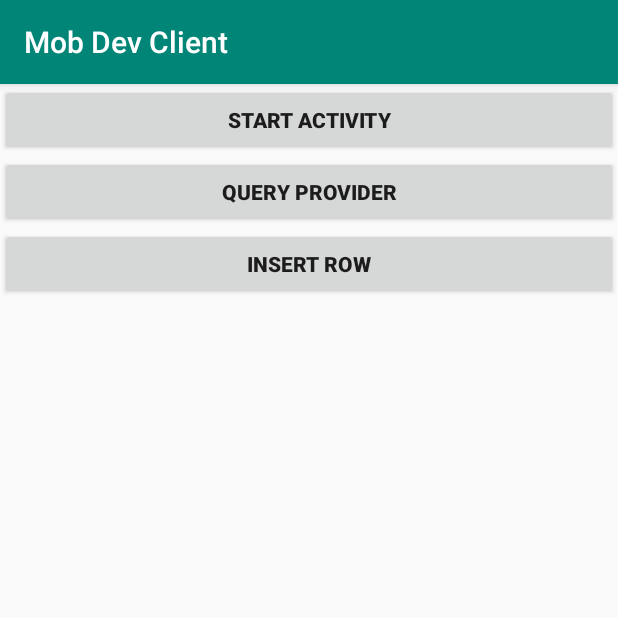
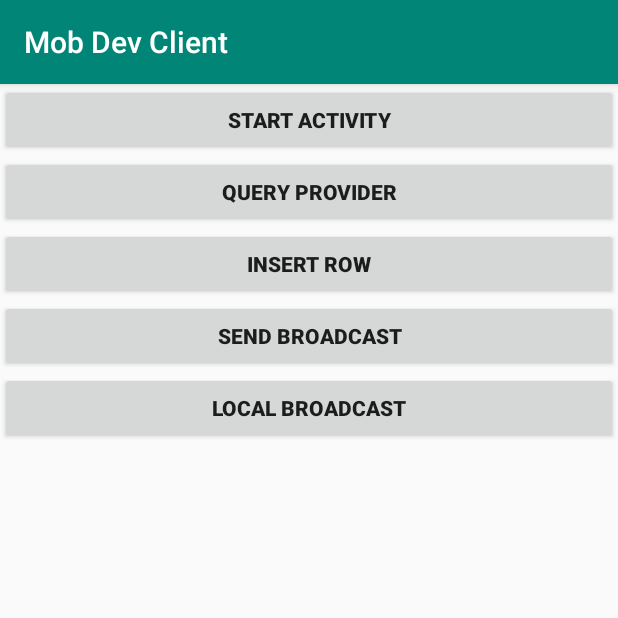
Before and after one commit to ysminskmd/MDS2019-Security, an Android app: the screen it shows after launch (MainActivity), after a tap on "START ACTIVITY", on a phone screen of 412 x 824 dp, the top half of it. Run offline under Robolectric (Android 15) with nearby library versions, the phone set to English and light mode, and no system bars; libraries missing offline, so code that uses them is left out: com.yandex.academy.

Commit message:
trigger service receiver from client

```diff
--- a/client/src/main/AndroidManifest.xml
+++ b/client/src/main/AndroidManifest.xml
@@ -6,6 +6,10 @@
     <uses-permission android:name="com.yandex.academy.mobdev.service.activity" />
     <uses-permission android:name="com.yandex.academy.mobdev.service.provider.read" />
     <uses-permission android:name="com.yandex.academy.mobdev.service.provider.write" />
+    <uses-permission android:name="com.yandex.academy.mobdev.service.receiver" />
+
+    <permission android:name="com.yandex.academy.mobdev.client.receiver"
+                android:protectionLevel="signature" />
 
     <application android:allowBackup="true"
                  android:icon="@mipmap/ic_launcher"
--- a/client/src/main/java/com/yandex/academy/mobdev/client/MainActivity.kt
+++ b/client/src/main/java/com/yandex/academy/mobdev/client/MainActivity.kt
@@ -1,12 +1,18 @@
 package com.yandex.academy.mobdev.client
 
-import android.content.ComponentName
 import android.content.ContentValues
 import android.content.Intent
+import android.content.IntentFilter
 import android.net.Uri
 import android.os.Bundle
+import android.support.v4.content.LocalBroadcastManager
 import android.support.v7.app.AppCompatActivity
 import kotlinx.android.synthetic.main.activity_main.*
+
+private const val SERVICE_ID = "com.yandex.academy.mobdev.service"
+private const val SERVICE_PACKAGE = "com.yandex.academy.mobdev.service"
+
+private const val RECEIVER_ACTION = "com.yandex.academy.mobdev.client.receiver"
 
 class MainActivity : AppCompatActivity() {
 
@@ -20,11 +26,11 @@ class MainActivity : AppCompatActivity() {
         val adapter = MainAdapter(this, null)
         list.adapter = adapter
 
+        val manager = LocalBroadcastManager.getInstance(this)
+        manager.registerReceiver(MainReceiver(), IntentFilter(RECEIVER_ACTION))
+
         activity.setOnClickListener {
-            startActivity(Intent().setComponent(ComponentName(
-                "com.yandex.academy.mobdev.service",
-                "com.yandex.academy.mobdev.service.MainActivity"
-            )))
+            startActivity(Intent().setClassName(SERVICE_ID, "$SERVICE_PACKAGE.MainActivity"))
         }
 
         query.setOnClickListener {
@@ -35,5 +41,14 @@ class MainActivity : AppCompatActivity() {
         insert.setOnClickListener {
             contentResolver.insert(providerUri, ContentValues())
         }
+
+        send.setOnClickListener {
+            val intent = Intent().setClassName(SERVICE_ID, "$SERVICE_PACKAGE.MainReceiver")
+            sendBroadcast(intent, "com.yandex.academy.mobdev.client.receiver")
+        }
+
+        local.setOnClickListener {
+            manager.sendBroadcast(Intent(RECEIVER_ACTION))
+        }
     }
 }
--- /dev/null
+++ b/client/src/main/java/com/yandex/academy/mobdev/client/MainReceiver.kt
@@ -0,0 +1,12 @@
+package com.yandex.academy.mobdev.client
+
+import android.content.BroadcastReceiver
+import android.content.Context
+import android.content.Intent
+
+class MainReceiver : BroadcastReceiver() {
+
+    override fun onReceive(context: Context, intent: Intent) {
+        Toast.makeText(context, R.string.client_receiver, Toast.LENGTH_SHORT).show()
+    }
+}
--- a/client/src/main/res/layout/activity_main.xml
+++ b/client/src/main/res/layout/activity_main.xml
@@ -31,6 +31,22 @@
             android:textAllCaps="true"
             android:textStyle="bold"/>
 
+    <Button
+            android:id="@+id/send"
+            android:layout_width="match_parent"
+            android:layout_height="wrap_content"
+            android:text="@string/send_broadcast"
+            android:textAllCaps="true"
+            android:textStyle="bold"/>
+
+    <Button
+            android:id="@+id/local"
+            android:layout_width="match_parent"
+            android:layout_height="wrap_content"
+            android:text="@string/local_broadcast"
+            android:textAllCaps="true"
+            android:textStyle="bold"/>
+
     <ListView
             android:id="@+id/list"
             android:layout_width="match_parent"
--- a/client/src/main/res/values/strings.xml
+++ b/client/src/main/res/values/strings.xml
@@ -4,4 +4,7 @@
     <string name="start_activity">Start activity</string>
     <string name="query_provider">Query provider</string>
     <string name="insert_row">Insert row</string>
+    <string name="send_broadcast">Send broadcast</string>
+    <string name="local_broadcast">Local broadcast</string>
+    <string name="client_receiver">This is client receiver</string>
 </resources>
--- a/service/src/main/res/values/strings.xml
+++ b/service/src/main/res/values/strings.xml
@@ -2,4 +2,5 @@
     <string name="long_app_name">Mob Dev Service</string>
     <string name="short_app_name">MDService</string>
     <string name="service_activity">This is service activity</string>
+    <string name="service_receiver">This is service receiver</string>
 </resources>
```
Also changed, not shown: client/src/main/java/com/yandex/academy/mobdev/client/Toast.kt (added, +26 -0 lines), service/src/main/AndroidManifest.xml (+11 -2 lines), service/src/main/java/com/yandex/academy/mobdev/service/MainReceiver.kt (added, +12 -0 lines), service/src/main/java/com/yandex/academy/mobdev/service/Toast.kt (added, +26 -0 lines).
